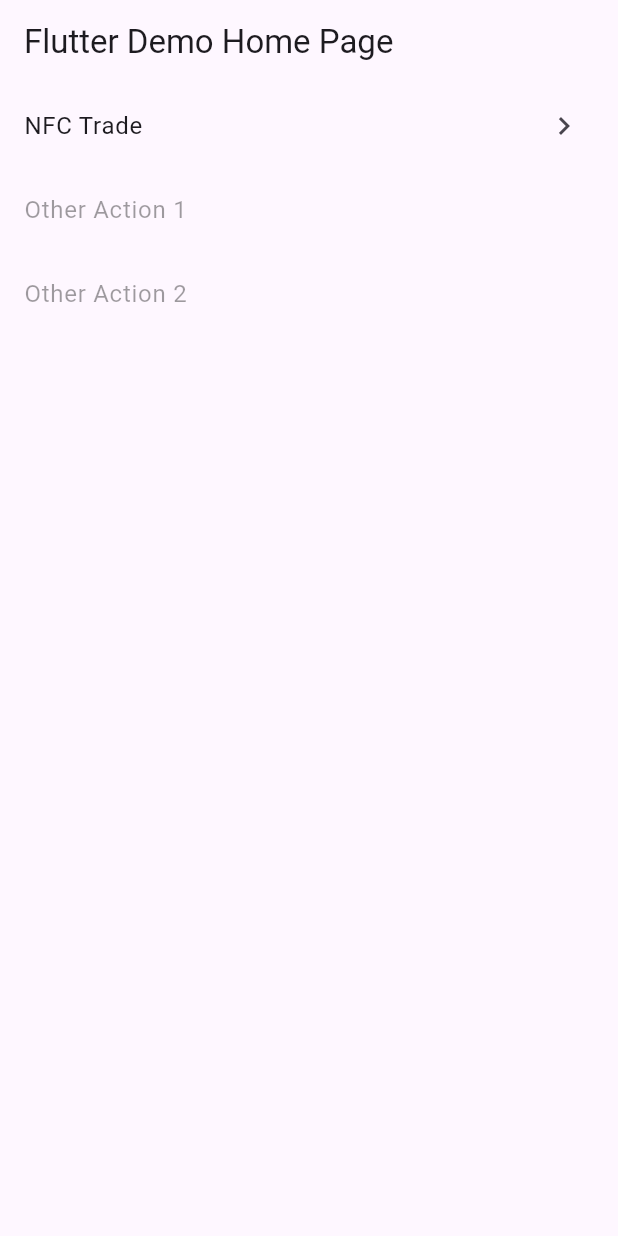
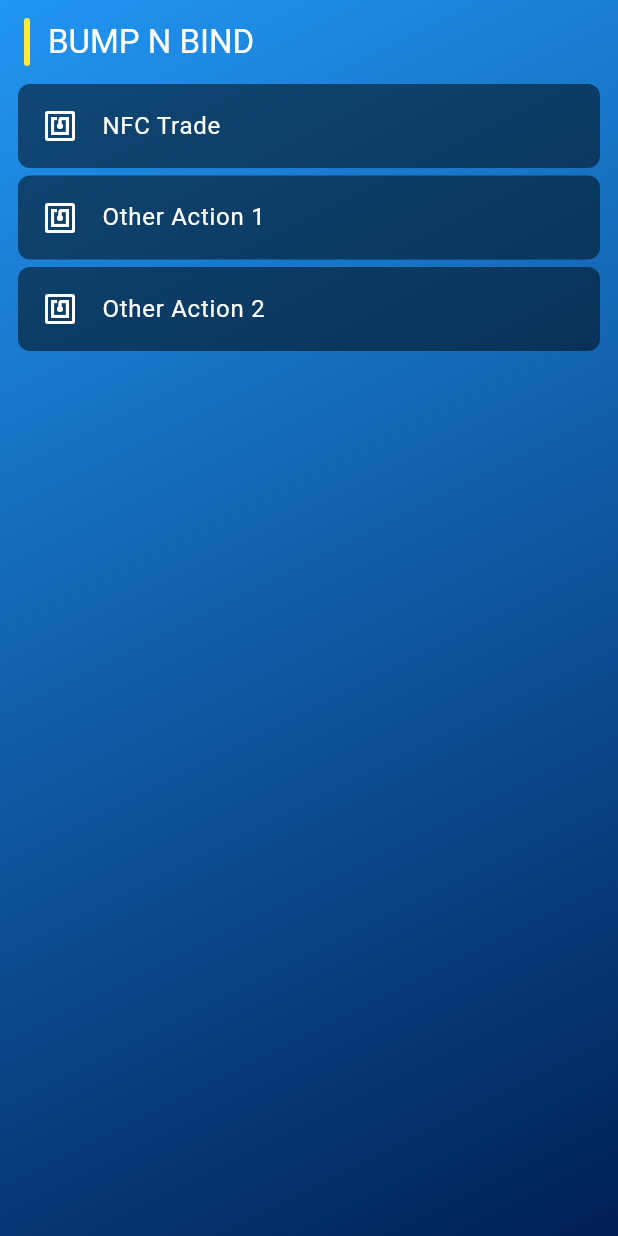
Before and after one commit to khp53/bump_n_bind, a Flutter app: the screen it shows after launch, on a phone screen of 412 x 824 dp. Run offline on Flutter 3.47's test engine with Material 3 defaults, Android fonts, the light colour scheme and no system bars; our stand-ins replace signature; missing offline and left inert: nfc_manager.

Commit message:
Update home page layout and NFC Trade action navigation

```diff
--- a/lib/main.dart
+++ b/lib/main.dart
@@ -14,7 +14,6 @@ class MyApp extends StatelessWidget {
   @override
   Widget build(BuildContext context) {
     return MaterialApp(
-      title: 'Flutter Demo',
       theme: ThemeData(
         // This is the theme of your application.
         //
@@ -33,7 +32,7 @@ class MyApp extends StatelessWidget {
         // tested with just a hot reload.
         colorScheme: ColorScheme.fromSeed(seedColor: Colors.deepPurple),
       ),
-      home: const MyHomePage(title: 'Flutter Demo Home Page'),
+      home: const MyHomePage(title: 'BUMP N BIND'),
       // Example: To start with SignatureCapture screen, use:
       // home: SignatureCapture(),
     );
@@ -49,35 +48,89 @@ class MyHomePage extends StatefulWidget {
 
 class _MyHomePageState extends State<MyHomePage> {
   final List<_HomeAction> actions = [
-    _HomeAction('NFC Trade', true, () {
-      // TODO: Implement NFC Trade navigation
+    _HomeAction('NFC Trade', true, (context) {
+      Navigator.push(
+        context,
+        MaterialPageRoute(builder: (context) => const TradeCodeScreen()),
+      );
     }),
     _HomeAction('Other Action 1', false, null),
     _HomeAction('Other Action 2', false, null),
   ];
 
-  void _onActionTap(int index) {
+  void _onActionTap(int index, BuildContext context) {
     if (actions[index].enabled && actions[index].onTap != null) {
-      actions[index].onTap!();
+      actions[index].onTap!(context);
     }
   }
 
   @override
   Widget build(BuildContext context) {
-    return Scaffold(
-      appBar: AppBar(title: Text(widget.title)),
-      body: ListView.builder(
+    return Stack(
+      children: [
+        // Gradient background
+        Container(
+          decoration: const BoxDecoration(
+            gradient: LinearGradient(
+              colors: [
+                Color(0xFF2196F3), // Blue
+                Color(0xFF001F54), // Navy Blue
+              ],
+              begin: Alignment.topLeft,
+              end: Alignment.bottomRight,
+            ),
+          ),
+        ),
+        // Main content with transparent Scaffold
+        Scaffold(
+          backgroundColor: Colors.transparent,
+          appBar: AppBar(
+            title: Row(
+              mainAxisSize: MainAxisSize.min,
+              children: [
+                Container(
+                  width: 4,
+                  height: 32,
+                  margin: const EdgeInsets.only(right: 12),
+                  decoration: BoxDecoration(
+                    color: Colors.yellow,
+                    borderRadius: BorderRadius.circular(2),
+                  ),
+                ),
+                Text(widget.title, style: const TextStyle(color: Colors.white)),
+              ],
+            ),
+            backgroundColor: Colors.transparent,
+            elevation: 0,
+          ),
+          body: ListView.separated(
             itemCount: actions.length,
+            separatorBuilder: (context, index) => const SizedBox(height: 5),
             itemBuilder: (context, index) {
               final action = actions[index];
-          return ListTile(
-            title: Text(action.title),
+              return Container(
+                decoration: BoxDecoration(
+                  color: Colors.black.withOpacity(0.5),
+                  borderRadius: BorderRadius.circular(8),
+                ),
+                margin: const EdgeInsets.symmetric(horizontal: 12),
+                child: ListTile(
+                  leading: const Icon(Icons.nfc, color: Colors.white),
+                  title: Text(
+                    action.title,
+                    style: const TextStyle(color: Colors.white),
+                  ),
                   enabled: action.enabled,
-            onTap: action.enabled ? () => _onActionTap(index) : null,
-            trailing: action.enabled ? const Icon(Icons.chevron_right) : null,
+                  onTap: action.enabled
+                      ? () => _onActionTap(index, context)
+                      : null,
+                  // Removed trailing icon
+                ),
               );
             },
           ),
+        ),
+      ],
     );
   }
 }
@@ -85,6 +138,6 @@ class _MyHomePageState extends State<MyHomePage> {
 class _HomeAction {
   final String title;
   final bool enabled;
-  final VoidCallback? onTap;
+  final Function(BuildContext)? onTap;
   _HomeAction(this.title, this.enabled, this.onTap);
 }
```
Lines whose indentation alone changed are shown as unchanged.
